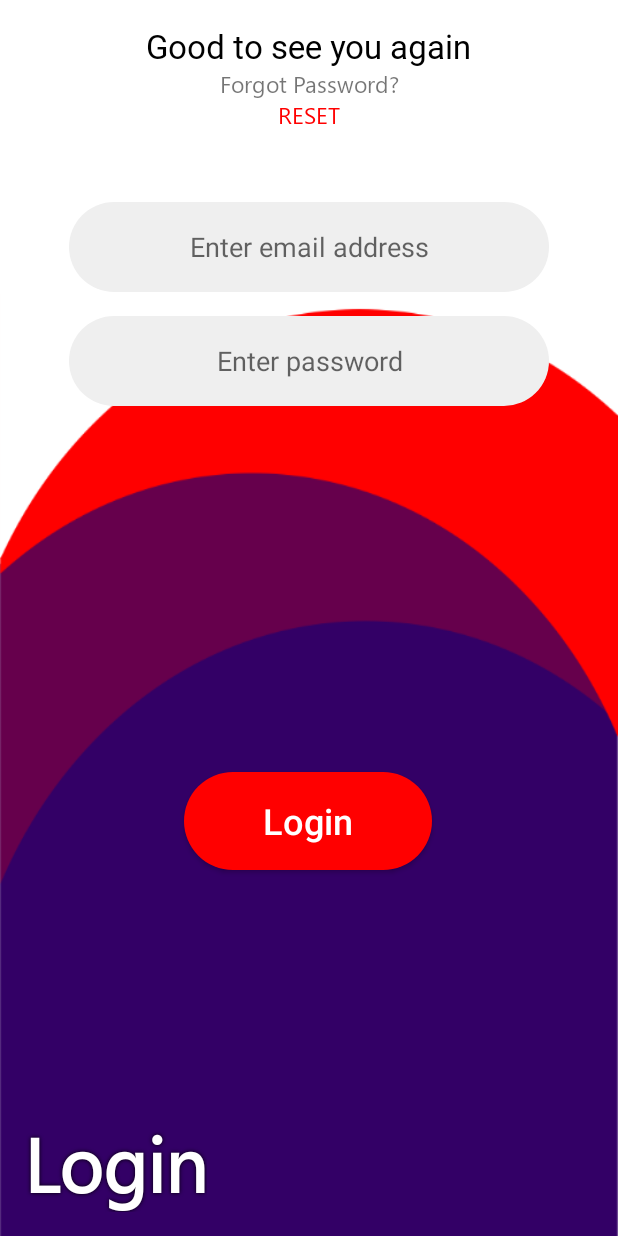
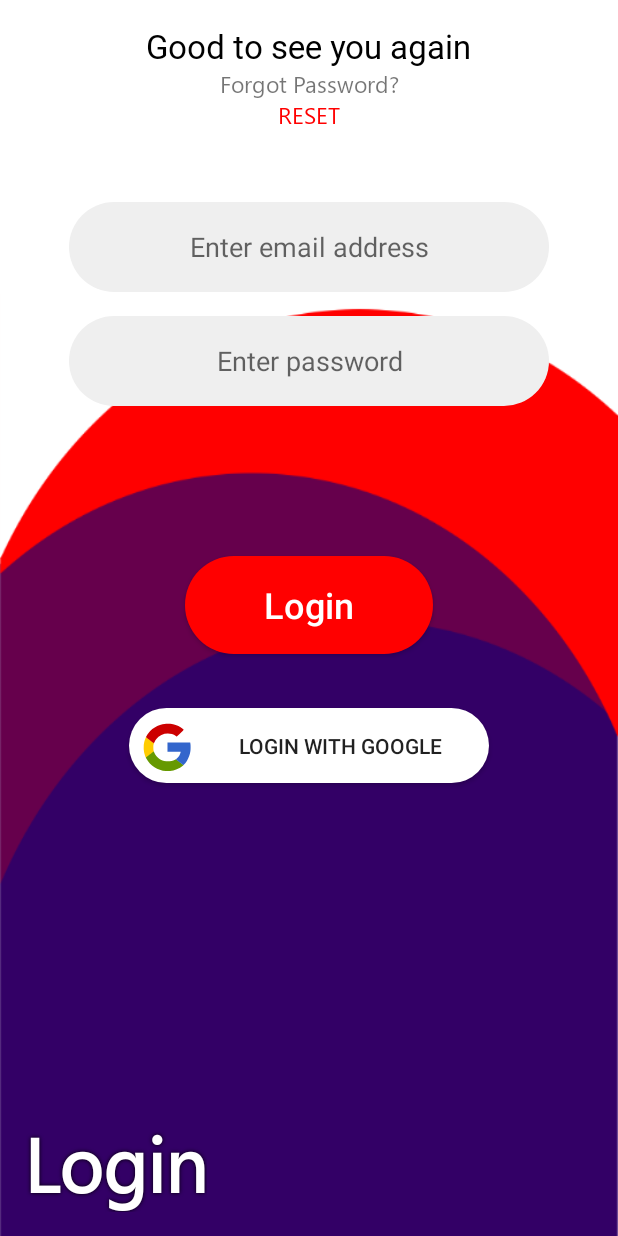
Before and after one commit to snehashis365/GeoFence_Hackaday, an Android app: the register screen opened directly, with no data from a screen before it, after a tap on "LOGIN", on a phone screen of 412 x 824 dp. Run offline under Robolectric (Android 15) with nearby library versions, the phone set to English and light mode, and no system bars; our stand-ins replace Firebase (no records; nobody signed in at launch, a user with empty details on screens opened directly).

Commit message:
Added Login with Google account No need to register separately to login with google Added login sucess activity this will later be revamped to be the actual working activity User info saves to database on first time sign in Added more firebase dependencies Added google location service dependencies
Coming soon:-
Take picture with stock camera
Select photo from gallery
Location permission builder
Location store and save to database

Note:-
Commits maybe less frequent as will commit with major changes only so sont worry about development being slow I am just taking time to push the commits to make sure they are more noticable

```diff
--- a/app/src/main/AndroidManifest.xml
+++ b/app/src/main/AndroidManifest.xml
@@ -9,7 +9,8 @@
         android:roundIcon="@mipmap/ic_launcher_round"
         android:supportsRtl="true"
         android:theme="@style/AppTheme">
-        <activity android:name=".register"></activity>
+        <activity android:name=".login_success"></activity>
+        <activity android:name=".register" />
         <activity android:name=".login" />
         <activity android:name=".MainActivity">
             <intent-filter>
--- a/app/src/main/java/com/hackaday/geofence/login.java
+++ b/app/src/main/java/com/hackaday/geofence/login.java
@@ -1,24 +1,57 @@
 package com.hackaday.geofence;
 
+import androidx.annotation.NonNull;
+import androidx.annotation.Nullable;
 import androidx.appcompat.app.AppCompatActivity;
 
+import android.content.Intent;
 import android.os.Bundle;
+import android.os.Handler;
+import android.util.Log;
 import android.view.HapticFeedbackConstants;
 import android.view.View;
 import android.widget.Button;
+import android.widget.ProgressBar;
 import android.widget.TextView;
 import android.widget.Toast;
 
+import com.google.android.gms.auth.api.signin.GoogleSignIn;
+import com.google.android.gms.auth.api.signin.GoogleSignInAccount;
+import com.google.android.gms.auth.api.signin.GoogleSignInClient;
+import com.google.android.gms.auth.api.signin.GoogleSignInOptions;
+import com.google.android.gms.common.api.ApiException;
+import com.google.android.gms.tasks.OnCompleteListener;
+import com.google.android.gms.tasks.Task;
+import com.google.firebase.auth.AuthCredential;
+import com.google.firebase.auth.AuthResult;
+import com.google.firebase.auth.FirebaseAuth;
+import com.google.firebase.auth.FirebaseUser;
+import com.google.firebase.auth.FirebaseUserMetadata;
+import com.google.firebase.auth.GoogleAuthProvider;
+import com.google.firebase.database.DatabaseReference;
+import com.google.firebase.database.FirebaseDatabase;
+
+import java.util.HashMap;
+import java.util.Map;
+
 public class login extends AppCompatActivity {
+
+    static final int GOOGLE_SIGN_IN = 123;
 
     Button button;
     TextView reset;
+    Button gLogin;
+    ProgressBar progressBar;
+
+    FirebaseAuth mAuth;
+    GoogleSignInClient mGoogleSignInClient;
 
     @Override
     protected void onCreate(Bundle savedInstanceState) {
         super.onCreate(savedInstanceState);
         setContentView(R.layout.activity_login);
 
+        progressBar = findViewById(R.id.progressBar);
         button = findViewById(R.id.button);
         button.setOnClickListener(new View.OnClickListener() {
             @Override
@@ -39,5 +72,131 @@ public class login extends AppCompatActivity {
             }
         });
 
+        gLogin = findViewById(R.id.login_google);
+        mAuth = FirebaseAuth.getInstance();
+        GoogleSignInOptions gso = new GoogleSignInOptions.Builder(GoogleSignInOptions.DEFAULT_SIGN_IN)
+                .requestIdToken(getString(R.string.default_web_client_id))
+                .requestEmail()
+                .build();
+        mGoogleSignInClient = GoogleSignIn.getClient(this, gso);
+
+        gLogin.setOnClickListener(new View.OnClickListener() {
+            @Override
+            public void onClick(View view) {
+                view.performHapticFeedback(HapticFeedbackConstants.VIRTUAL_KEY);
+                SignInGoogle();
+            }
+        });
+
+
+
+
+
+
+
+        if(mAuth.getCurrentUser()!=null){
+
+            progressBar.setVisibility(View.VISIBLE);
+            Toast.makeText(login.this, "Already Logged in with Google", Toast.LENGTH_LONG).show();
+            new Handler().postDelayed(new Runnable() {
+                @Override
+                public void run() {
+                    //progressBar.setVisibility(View.GONE);
+                    loginSuccess();
+
+                }
+            },1000);
+
+
+        }
+
+
+    }
+
+    public void SignInGoogle() {
+        progressBar.setVisibility(View.VISIBLE);
+        Intent signInIntent = mGoogleSignInClient.getSignInIntent();
+        startActivityForResult(signInIntent, GOOGLE_SIGN_IN);
+    }
+
+    private void firebaseAuthWithGoogle(GoogleSignInAccount acct) {
+        Log.d("TAG", "firebaseAuthWithGoogle:" + acct.getId());
+
+        AuthCredential credential = GoogleAuthProvider.getCredential(acct.getIdToken(), null);
+        mAuth.signInWithCredential(credential).addOnCompleteListener(this, new OnCompleteListener<AuthResult>() {
+            @Override
+            public void onComplete(@NonNull Task<AuthResult> task) {
+                if (task.isSuccessful()) {
+                    progressBar.setVisibility(View.INVISIBLE);
+
+                    Log.d("TAG", "signInWithCredential:success");
+
+                    FirebaseUser user = mAuth.getCurrentUser();
+                    loginSuccess();
+
+                    if(task.getResult().getAdditionalUserInfo().isNewUser()){
+                        dataBaseUpdate(user);
+                        Toast.makeText(login.this, "SignUp Success Logging in", Toast.LENGTH_LONG).show();
+                    }
+                    else {
+
+                        Toast.makeText(login.this, "Login Success", Toast.LENGTH_SHORT).show();
+                    }
+                } else {
+                    progressBar.setVisibility(View.INVISIBLE);
+
+                    Log.w("TAG", "signInWithCredential:failure", task.getException());
+
+                    Toast.makeText(login.this, "Authentication failed.",
+                            Toast.LENGTH_SHORT).show();
+                    //updateUI(null);
+                    Toast.makeText(login.this, "Failed", Toast.LENGTH_SHORT).show();
+                }
+            }
+        });
+    }
+
+    private void dataBaseUpdate(FirebaseUser user){
+
+        if (user!=null) {
+            FirebaseUserMetadata metadata = user.getMetadata();
+                String name = user.getDisplayName();
+                String email = user.getEmail();
+                String photo = String.valueOf(user.getPhotoUrl());
+                String phone = user.getPhoneNumber();
+
+                DatabaseReference googleUser = FirebaseDatabase.getInstance().getReference().child("Users").child(user.getUid());
+                Map newUser = new HashMap();
+                newUser.put("Name", name);
+                newUser.put("Email", email);
+                newUser.put("Photo_URL", photo);
+                newUser.put("Phone", phone);
+                googleUser.setValue(newUser);
+
+        }
+    }
+
+    private void loginSuccess(){
+
+        progressBar.setVisibility(View.GONE);
+        Intent login = new Intent(com.hackaday.geofence.login.this, login_success.class);
+        startActivity(login);
+        finish();
+
+    }
+
+    @Override
+    protected void onActivityResult(int requestCode, int resultCode, @Nullable Intent data) {
+        super.onActivityResult(requestCode, resultCode, data);
+
+        if (requestCode == GOOGLE_SIGN_IN) {
+            Task<GoogleSignInAccount> task = GoogleSignIn.getSignedInAccountFromIntent(data);
+            try {
+                GoogleSignInAccount account = task.getResult(ApiException.class);
+                if (account != null) firebaseAuthWithGoogle(account);
+            } catch (ApiException e) {
+                Log.w("TAG", "Google sign in failed", e);
+            }
+        }
     }
 }
--- /dev/null
+++ b/app/src/main/res/drawable/ic_google_logo.xml
@@ -0,0 +1,25 @@
+<vector android:height="42dp"
+    android:viewportHeight="500"
+    android:viewportWidth="500"
+    android:width="42dp" xmlns:android="http://schemas.android.com/apk/res/android">
+    <path android:fillAlpha="1" android:fillColor="#ffcc00"
+        android:fillType="nonZero"
+        android:pathData="m133.685,346.193c-0.083,-0.881 -0.083,-2.033 0,-2.561 0.083,-0.528 -0.377,-0.961 -1.023,-0.961 -1.602,0 -9.774,-24.912 -12.813,-39.062 -3.396,-15.812 -4.365,-34.074 -2.836,-53.461 1.262,-15.998 7.217,-44.513 9.296,-44.513 0.574,0 0.712,-0.864 0.307,-1.921 -0.405,-1.057 -0.065,-1.921 0.756,-1.921 0.821,0 1.178,-0.51 0.793,-1.134 -1.008,-1.631 1.824,-9.112 3.45,-9.112 0.753,0 1.008,-0.361 0.566,-0.803 -0.442,-0.442 0.075,-2.5 1.147,-4.573l1.95,-3.771 4.723,3.458c2.598,1.902 5.796,4.681 7.108,6.174 1.312,1.494 2.508,2.428 2.657,2.076 0.414,-0.975 31.457,23.184 31.457,24.481 0,0.623 0.432,0.996 0.961,0.828 1.656,-0.526 15.689,10.768 15.689,12.625 0,0.972 -0.432,1.768 -0.961,1.77 -0.528,0.001 -1.108,2.062 -1.288,4.58 -0.18,2.517 -0.828,5.542 -1.439,6.721 -1.696,3.27 -0.945,35.45 1.088,46.595l1.8,9.872 -3.738,2.935c-2.056,1.614 -4.181,2.791 -4.723,2.615 -0.542,-0.176 -0.985,0.187 -0.985,0.807 0,1.398 -13.481,11.68 -15.314,11.68 -0.735,0 -1.336,0.501 -1.336,1.113 0,1.703 -23.159,18.798 -24.807,18.312 -0.796,-0.235 -1.026,-0.008 -0.512,0.509 1.062,1.062 -7.769,8.153 -10.221,8.207 -0.881,0.021 -1.669,-0.685 -1.753,-1.565z"
+        android:strokeAlpha="1" android:strokeColor="#00000000"
+        android:strokeLineCap="round" android:strokeLineJoin="round" android:strokeWidth="34.1012001"/>
+    <path android:fillAlpha="1" android:fillColor="#cc0000"
+        android:fillType="nonZero"
+        android:pathData="m188.908,225.867c-4.579,-3.517 -12.647,-9.649 -17.93,-13.627 -5.283,-3.978 -9.893,-7.538 -10.246,-7.911 -0.352,-0.373 -6.259,-4.925 -13.127,-10.116 -6.868,-5.19 -12.487,-10.014 -12.487,-10.718 0,-1.725 12.219,-22.052 17.101,-28.448 19.924,-26.103 44.636,-46.32 72.231,-59.092 17.565,-8.13 16.497,-7.708 28.494,-11.255 25.393,-7.508 61.536,-9.635 87.851,-5.17 20.317,3.447 51.647,14.917 64.519,23.62 1.78,1.204 5.828,3.863 8.994,5.911 8.01,5.178 20.497,14.64 20.497,15.532 0,1.877 -55.363,55.76 -56.126,54.625 -0.476,-0.708 -3.459,-3.045 -6.629,-5.193 -49.693,-33.675 -120.59,-21.735 -156.568,26.367 -2.848,3.808 -7.997,12.427 -11.442,19.152 -3.445,6.725 -6.386,12.338 -6.535,12.472 -0.15,0.134 -4.018,-2.633 -8.597,-6.15z"
+        android:strokeAlpha="1" android:strokeColor="#00000000"
+        android:strokeLineCap="round" android:strokeLineJoin="round" android:strokeWidth="34.1012001"/>
+    <path android:fillAlpha="1" android:fillColor="#669900"
+        android:fillType="nonZero"
+        android:pathData="M292.315,452.464C227.826,448.201 168.297,409.977 137.361,352.967l-3.676,-6.774 4.978,-4.112c2.738,-2.262 11.189,-8.853 18.78,-14.647 7.591,-5.794 18.855,-14.468 25.03,-19.275 6.175,-4.807 11.888,-9.14 12.696,-9.63 0.945,-0.573 3.405,3.105 6.896,10.31 18.324,37.818 51.292,61.133 93.115,65.853 22.879,2.582 50.415,-2.125 69.874,-11.942l7.423,-3.745 11.147,8.628c6.131,4.745 19.739,15.254 30.241,23.351l19.094,14.723 -5.647,4.9c-26.157,22.699 -67.515,39.577 -101.462,41.406 -7.175,0.387 -14.486,0.856 -16.246,1.043 -1.761,0.187 -9.541,-0.08 -17.29,-0.592z"
+        android:strokeAlpha="1" android:strokeColor="#00000000"
+        android:strokeLineCap="round" android:strokeLineJoin="round" android:strokeWidth="34.1012001"/>
+    <path android:fillAlpha="1" android:fillColor="#3366cc"
+        android:fillType="nonZero"
+        android:pathData="m412.392,391.203c-9.861,-7.754 -22.973,-17.927 -29.136,-22.607 -6.163,-4.68 -11.204,-8.826 -11.201,-9.213 0.003,-0.387 3.517,-3.542 7.81,-7.012 13.934,-11.262 24.648,-28.731 29.318,-47.802l1.019,-4.162h-52.374,-52.374v-37.141,-37.141h90.174,90.174l1.703,9.285c2.12,11.56 2.108,43.849 -0.021,59.083 -3.899,27.894 -14.467,56.525 -29.363,79.554 -7.664,11.847 -24.383,31.449 -26.71,31.315 -0.598,-0.034 -9.156,-6.407 -19.017,-14.16z"
+        android:strokeAlpha="1" android:strokeColor="#00000000"
+        android:strokeLineCap="round" android:strokeLineJoin="round" android:strokeWidth="34.1012001"/>
+</vector>
--- /dev/null
+++ b/app/src/main/res/drawable/round_bg.xml
@@ -0,0 +1,22 @@
+<?xml version="1.0" encoding="utf-8"?>
+<selector xmlns:android="http://schemas.android.com/apk/res/android">
+    <item
+        android:state_pressed="true">
+        <shape android:shape="rectangle">
+            <solid android:color="#6699FF" />
+            <corners android:radius="50dp" />
+        </shape>
+    </item>
+    <item>
+        <shape xmlns:android="http://schemas.android.com/apk/res/android"
+            android:shape="rectangle"
+            android:padding="10dp">
+            <solid android:color="#fff"/>
+            <corners
+                android:bottomRightRadius="50dp"
+                android:bottomLeftRadius="50dp"
+                android:topLeftRadius="50dp"
+                android:topRightRadius="50dp"/>
+        </shape>
+    </item>
+</selector>
--- /dev/null
+++ b/app/src/main/res/drawable/user_view.xml
@@ -0,0 +1,4 @@
+<vector android:height="96dp" android:viewportHeight="24.0"
+    android:viewportWidth="24.0" android:width="96dp" xmlns:android="http://schemas.android.com/apk/res/android">
+    <path android:fillColor="#FF000000" android:pathData="M12,2C6.48,2 2,6.48 2,12s4.48,10 10,10 10,-4.48 10,-10S17.52,2 12,2zM12,5c1.66,0 3,1.34 3,3s-1.34,3 -3,3 -3,-1.34 -3,-3 1.34,-3 3,-3zM12,19.2c-2.5,0 -4.71,-1.28 -6,-3.22 0.03,-1.99 4,-3.08 6,-3.08 1.99,0 5.97,1.09 6,3.08 -1.29,1.94 -3.5,3.22 -6,3.22z"/>
+</vector>
--- a/app/src/main/res/layout/activity_login.xml
+++ b/app/src/main/res/layout/activity_login.xml
@@ -44,14 +44,13 @@
         android:id="@+id/button"
         android:layout_width="165dp"
         android:layout_height="65dp"
+        android:layout_marginTop="100dp"
         android:background="@drawable/custom_button1"
         android:text="Login"
         android:textAllCaps="false"
         android:textColor="#FFFFFF"
         android:textSize="24sp"
-        app:layout_constraintBottom_toBottomOf="parent"
         app:layout_constraintEnd_toEndOf="parent"
-        app:layout_constraintHorizontal_bias="0.497"
         app:layout_constraintStart_toStartOf="parent"
         app:layout_constraintTop_toBottomOf="@+id/password" />
 
@@ -122,4 +121,27 @@
         app:layout_constraintStart_toStartOf="parent"
         app:layout_constraintTop_toBottomOf="@+id/email" />
 
+    <Button
+        android:id="@+id/login_google"
+        android:layout_width="240dp"
+        android:layout_height="50dp"
+        android:layout_marginTop="36dp"
+        android:background="@drawable/round_bg"
+        android:drawableStart="@drawable/ic_google_logo"
+        android:text="Login with Google"
+        app:layout_constraintEnd_toEndOf="parent"
+        app:layout_constraintStart_toStartOf="parent"
+        app:layout_constraintTop_toBottomOf="@+id/button" />
+
+    <ProgressBar
+        android:id="@+id/progressBar"
+        style="@android:style/Widget.Material.Light.ProgressBar"
+        android:layout_width="wrap_content"
+        android:layout_height="wrap_content"
+        android:visibility="gone"
+        app:layout_constraintBottom_toBottomOf="parent"
+        app:layout_constraintEnd_toEndOf="parent"
+        app:layout_constraintStart_toStartOf="parent"
+        app:layout_constraintTop_toTopOf="parent" />
+
 </androidx.constraintlayout.widget.ConstraintLayout>
--- a/app/src/main/res/layout/activity_main.xml
+++ b/app/src/main/res/layout/activity_main.xml
@@ -46,7 +46,7 @@
         android:layout_height="65dp"
         android:background="@drawable/custom_button1"
         android:hapticFeedbackEnabled="true"
-        android:text="Login"
+        android:text="Continue"
         android:textAllCaps="false"
         android:textColor="#FFFFFF"
         android:textSize="24sp"
@@ -61,7 +61,6 @@
         android:layout_width="wrap_content"
         android:layout_height="wrap_content"
         android:layout_marginTop="9dp"
-        android:layout_marginEnd="1dp"
         android:alpha="69"
         android:fontFamily="@font/regular"
         android:gravity="center"
--- a/app/src/main/res/values/colors.xml
+++ b/app/src/main/res/values/colors.xml
@@ -2,5 +2,5 @@
 <resources>
     <color name="colorPrimary">#008577</color>
     <color name="colorPrimaryDark">#330066</color>
-    <color name="colorAccent">#D81B60</color>
+    <color name="colorAccent">#008577</color>
 </resources>
```
Also changed, not shown: app/build.gradle (+11 -0 lines), app/src/main/java/com/hackaday/geofence/login_success.java (added, +79 -0 lines), app/src/main/res/layout/activity_login_success.xml (added, +49 -0 lines).
